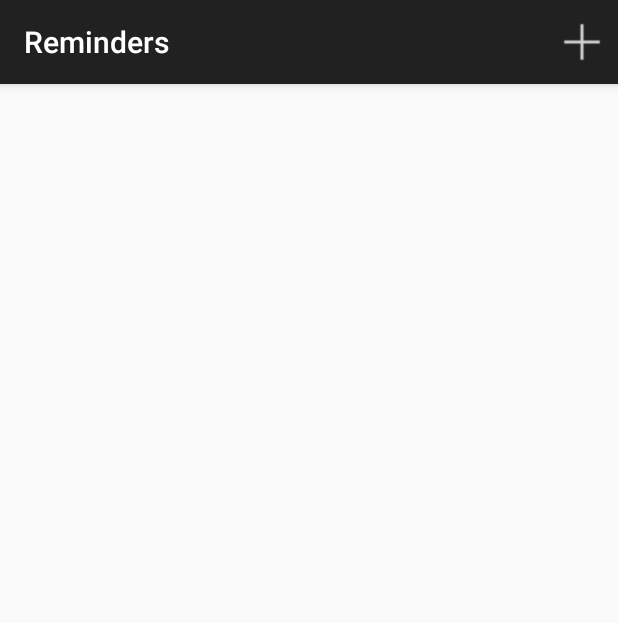
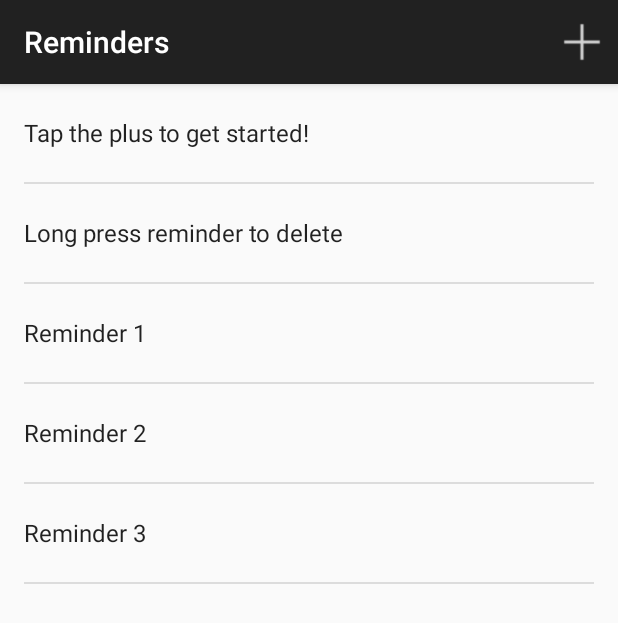
Before and after one commit to Thofkes/ReminderApp, an Android app: the screen it shows after launch (ReminderListActivity), on a phone screen of 412 x 824 dp. Shown: the top 623 px of the screen. Run offline under Robolectric (Android 15) with nearby library versions, the phone set to English and light mode, and no system bars.

Commit message:
Deleting individual reminders or all reminders at once now works in intitial testing.

```diff
--- a/app/src/main/java/com/alt/reminderapp/DummyContent.java
+++ b/app/src/main/java/com/alt/reminderapp/DummyContent.java
@@ -23,23 +23,23 @@ public class DummyContent {
      */
     public static Map<String, DummyItem> ITEM_MAP = new HashMap<String, DummyItem>();
 
-//    static {
-//        DateFormat df = new SimpleDateFormat("HH:mm:ss");
-//        DateFormat daf = new SimpleDateFormat("MM/dd/yyyy");
-//        Date cal = Calendar.getInstance().getTime();
-//        Date call = Calendar.getInstance().getTime();
-//        String c  = df.format(cal);
-//        String ca = daf.format(call);
-//
-//        Add 3 sample items.
-//        addItem(new DummyItem("1", "Call Alex about project.", ca, c, "He missed class on Friday."));
-//        addItem(new DummyItem("2", "Item 2"));
-//        addItem(new DummyItem("3", "Item 3"));
-//    }
+    static {
+
+        //Add 3 sample items.
+        addItem(new DummyItem("1", "Tap the plus to get started!", "This is where the date will be displayed.", "This is where the time will be displayed.", "This is where the note will be displayed."));
+        addItem(new DummyItem("2", "Long press reminder to delete", "Mon, May 4th, 2015", "1:00 PM", "He loves Android."));
+        addItem(new DummyItem("3", "Reminder 1", "Mon, May 4th, 2015", "1:00 PM", "He loves Android."));
+        addItem(new DummyItem("4", "Reminder 2", "Mon, May 4th, 2015", "1:00 PM", "He loves Android."));
+        addItem(new DummyItem("5", "Reminder 3", "Mon, May 4th, 2015", "1:00 PM", "He loves Android."));
+    }
 
     public static void addItem(DummyItem item) {
         ITEMS.add(item);
         ITEM_MAP.put(item.id, item);
+    }
+
+    public static void deleteItem(DummyItem item) {
+        ITEMS.remove(item);
     }
 
     /**
@@ -50,7 +50,6 @@ public class DummyContent {
         public String reminder_name;
         public String reminder_date;
         public String reminder_time;
-        public boolean reminder_status;
         public String reminder_note;
 
         public DummyItem(String id, String reminder_name, String reminder_date,
@@ -59,7 +58,6 @@ public class DummyContent {
             this.reminder_name = reminder_name;
             this.reminder_date = reminder_date;
             this. reminder_time = reminder_time;
-            this.reminder_status = false;
             this.reminder_note = reminder_note;
         }
 
--- /dev/null
+++ b/app/src/main/res/menu/context.xml
@@ -0,0 +1,10 @@
+<?xml version="1.0" encoding="utf-8"?>
+<menu xmlns:android="http://schemas.android.com/apk/res/android"
+    xmlns:app="http://schemas.android.com/apk/res-auto">
+    <item
+        android:id="@+id/menu_delete"
+        android:icon="@drawable/ic_action_discard"
+        android:title="@string/delete"
+        android:titleCondensed="@string/delete"
+        app:showAsAction="ifRoom|withText" />
+</menu>
--- a/app/src/main/res/values/strings.xml
+++ b/app/src/main/res/values/strings.xml
@@ -19,6 +19,8 @@
     <string name="time_detail">Time</string>
     <string name="note_detail">Note</string>
 
+    <string name="delete">Delete</string>
+
 
     <!-- TODO: Remove or change this placeholder text -->
     <string name="hello_blank_fragment">Hello blank fragment</string>
```
Also changed, not shown: app/src/main/java/com/alt/reminderapp/ReminderListFragment.java (+73 -1 lines), app/src/main/res/drawable/ic_action_discard.png (added).
